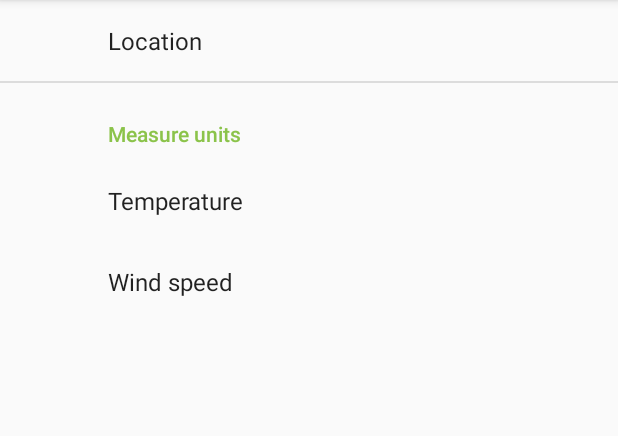
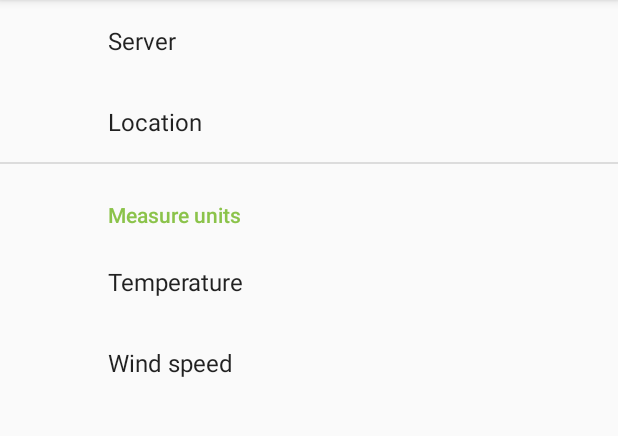
Before and after one commit to HenriDellal/weather-overview, an Android app: the screen it shows after launch (SettingsActivity), after a tap on "Preferences", on a phone screen of 412 x 824 dp, the part 84-520 px from its top. Run offline under Robolectric (Android 15) with nearby library versions, the phone set to English and light mode, and no system bars; our stand-ins replace androidx.preference; 8 statements that could not run were skipped.

Commit message:
Add server preference

```diff
--- a/app/src/main/java/app/weatheroverview/MainActivity.java
+++ b/app/src/main/java/app/weatheroverview/MainActivity.java
@@ -1,6 +1,7 @@
 package app.weatheroverview;
 
 import android.content.Intent;
+import android.content.SharedPreferences;
 import android.os.Bundle;
 import android.view.Menu;
 import android.view.MenuItem;
@@ -39,12 +40,14 @@ public class MainActivity extends AppCompatActivity {
 		adapter = new HourlyWeatherAdapter(this);
 		((ListView)findViewById(R.id.list_hourly_weather)).setAdapter(adapter);
 		ScheduledExecutorService executor = Executors.newSingleThreadScheduledExecutor();
-		final String location = PreferenceManager.getDefaultSharedPreferences(this).getString("location", "");
+		SharedPreferences prefs = PreferenceManager.getDefaultSharedPreferences(this);
+		final String server = prefs.getString("server", "http://wttr.in/");
+		final String location = prefs.getString("location", "");
 		executor.execute(new Runnable() {
 			@Override
 			public void run() {
-				final JSONObject obj = ForecastDownloader.get(location);
 				try {
+					final JSONObject obj = ForecastDownloader.get(server, location);
 					mainExecutor.execute(new Runnable() {
 						@Override
 						public void run() {
@@ -53,7 +56,7 @@ public class MainActivity extends AppCompatActivity {
 							adapter.update(forecast);
 						}
 					});
-				} catch (NullPointerException e) {
+				} catch (Exception e) {
 					e.printStackTrace();
 				}
 			}
--- a/app/src/main/java/app/weatheroverview/data/ForecastDownloader.java
+++ b/app/src/main/java/app/weatheroverview/data/ForecastDownloader.java
@@ -20,11 +20,13 @@ import java.util.Arrays;
 public class ForecastDownloader {
 	private static String tag = "app.weatheroverview";
 
-	public static JSONObject get(String location) {
+	public static JSONObject get(String server, String location) {
 		URL url;
 		HttpURLConnection connection;
 		try {
-			url = new URL(String.format("http://wttr.in/%s?format=j1", location));
+			if (!server.endsWith("/"))
+				server += "/";
+			url = new URL(String.format("%s%s?format=j1", server, location));
 			connection = (HttpURLConnection) url.openConnection();
 			connection.setConnectTimeout(5000);
 			connection.setReadTimeout(5000);
--- a/app/src/main/res/values/strings.xml
+++ b/app/src/main/res/values/strings.xml
@@ -8,4 +8,5 @@
     <string name="temp_range_fahrenheit" translatable="false">%s..%s \u2109</string>
     <string name="location">Location</string>
     <string name="preferences">Preferences</string>
+    <string name="server">Server</string>
 </resources>
--- a/app/src/main/res/xml/preferences.xml
+++ b/app/src/main/res/xml/preferences.xml
@@ -1,5 +1,9 @@
 <?xml version="1.0" encoding="utf-8"?>
 <androidx.preference.PreferenceScreen xmlns:app="http://schemas.android.com/apk/res-auto">
+    <EditTextPreference
+        app:key="server"
+        app:defaultValue="http://wttr.in/"
+        app:title="@string/server" />
     <EditTextPreference
         app:key="location"
         app:defaultValue=""
```
